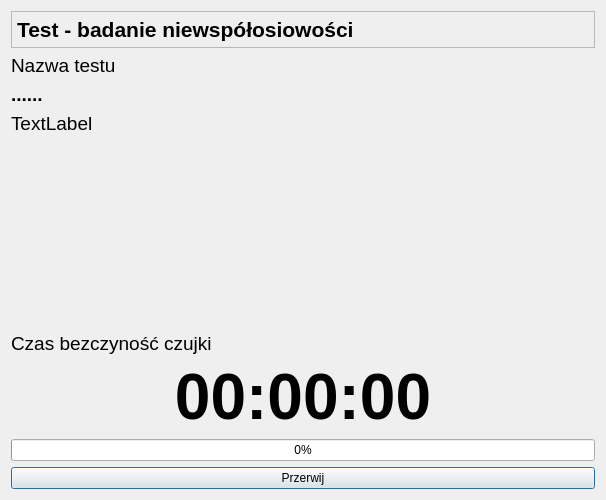
Qt form CzujkiLinioweApp/oknoczekaniabadaniekatowe.ui (wiacekmarcin/CzujkiLiniowe) before a commit.
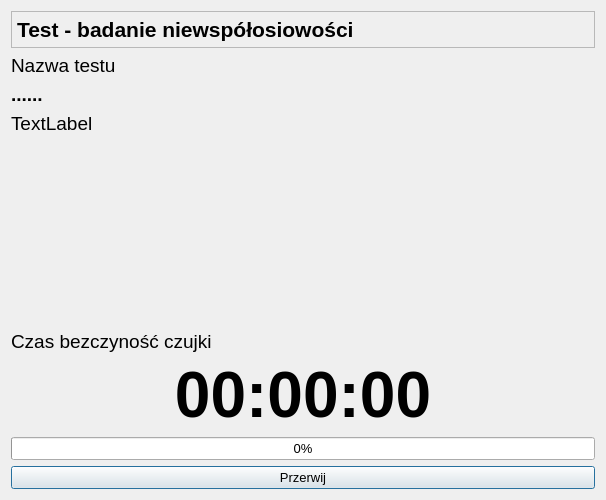
The same form after that commit.

```diff
--- a/CzujkiLinioweApp/oknoczekaniabadaniekatowe.ui
+++ b/CzujkiLinioweApp/oknoczekaniabadaniekatowe.ui
@@ -22,6 +22,12 @@
     <height>1200</height>
    </size>
   </property>
+  <property name="font">
+   <font>
+    <family>Arial</family>
+    <pointsize>10</pointsize>
+   </font>
+  </property>
   <property name="windowTitle">
    <string>Parametry Testu - oczekiwanie na stabilizację czujki</string>
   </property>
@@ -134,6 +140,7 @@
     <widget class="QLabel" name="lczas">
      <property name="font">
       <font>
+       <family>Arial</family>
        <pointsize>14</pointsize>
       </font>
      </property>
@@ -149,8 +156,8 @@
     <widget class="QLabel" name="czas">
      <property name="font">
       <font>
+       <family>Arial</family>
        <pointsize>48</pointsize>
-       <weight>75</weight>
        <bold>true</bold>
       </font>
      </property>
```
Left out of the diff: 6 changed lines with no effect on the pictures.
